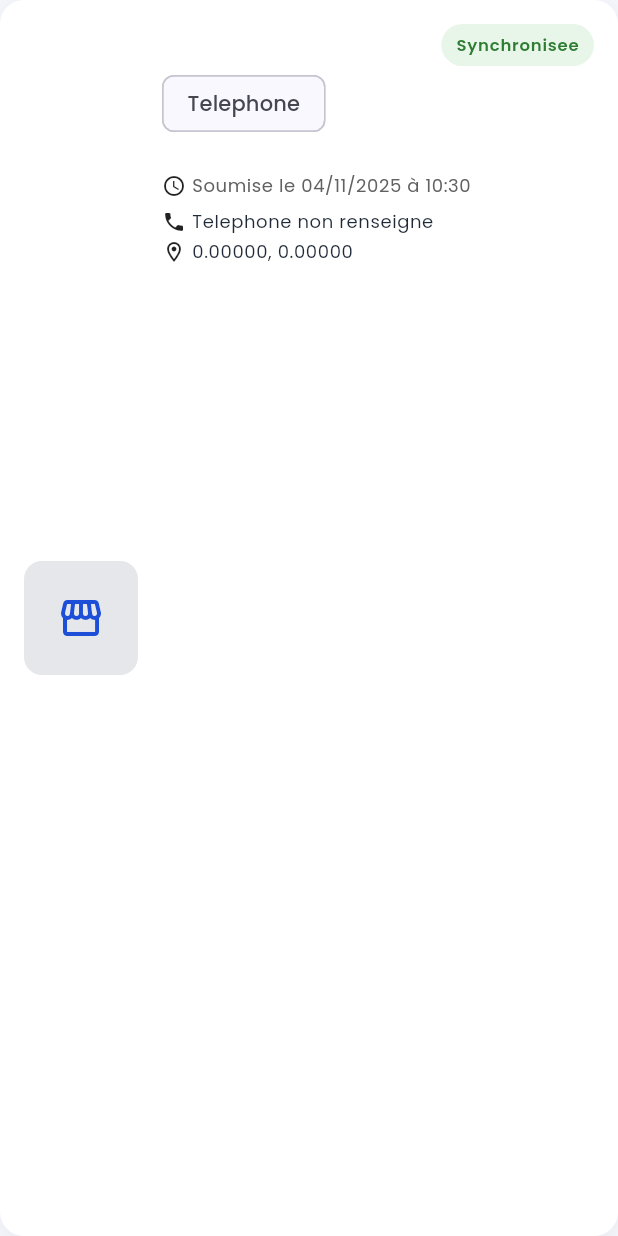
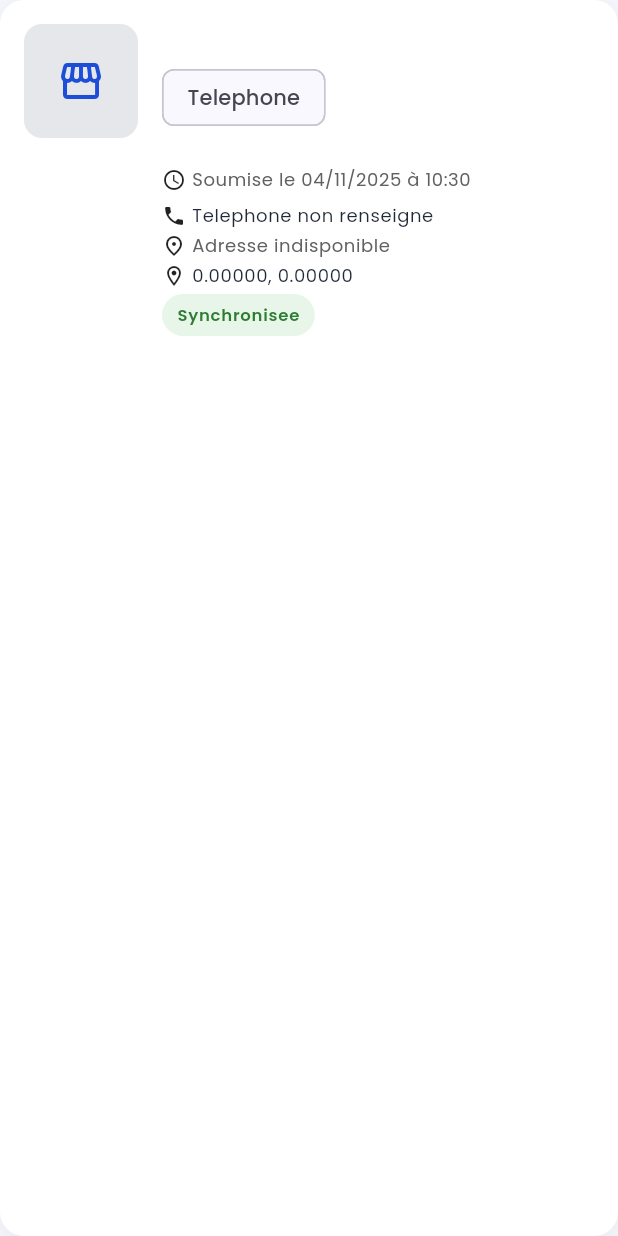
Before and after one commit to Kavali7/Collecte, a Flutter app: the BoutiqueCard widget shown alone on an empty page, opened directly with empty values, on a phone screen of 412 x 824 dp. Run offline on Flutter 3.47's test engine with Material 3 defaults, Android fonts, the phone set to English and light mode, and no system bars; our stand-ins replace cloud_firestore, connectivity_plus, firebase_auth, firebase_core, firebase_storage, flutter_map and 7 more; missing offline and left inert: flutter_map_tile_caching; accounts and stored records are empty.

Commit message:
Insertion de l'adresse automatique

```diff
--- a/lib/features/boutiques/application/boutique_list_state.dart
+++ b/lib/features/boutiques/application/boutique_list_state.dart
@@ -30,7 +30,9 @@ class BoutiqueListState {
       final matchesTelephone = boutique.telephones.any(
         (telephone) => telephone.toLowerCase().contains(query),
       );
-      return matchesNom || matchesGerant || matchesTelephone;
+      final matchesAddress =
+          (boutique.adresse?.toLowerCase().contains(query) ?? false);
+      return matchesNom || matchesGerant || matchesTelephone || matchesAddress;
     }).toList()..sort(
       (a, b) => (b.dateDeVisite ?? DateTime(1970)).compareTo(
         a.dateDeVisite ?? DateTime(1970),
--- a/lib/features/boutiques/data/firebase_boutique_repository.dart
+++ b/lib/features/boutiques/data/firebase_boutique_repository.dart
@@ -185,6 +185,7 @@ class FirebaseBoutiqueRepository implements BoutiqueRepository {
         fallbackCollectorId ??
         '';
     final specialiteRaw = raw['specialite'] as String?;
+    final adresse = (raw['adresse'] as String?)?.trim();
 
     return Boutique(
       id: raw['id'] as String? ?? fallbackId,
@@ -192,6 +193,7 @@ class FirebaseBoutiqueRepository implements BoutiqueRepository {
       nomGerantComplet: (raw['nomGerantComplet'] as String?) ?? '',
       collectorId: collectorId,
       specialite: boutiqueSpecialiteFromStorage(specialiteRaw),
+      adresse: adresse?.isEmpty == true ? null : adresse,
       telephones: _readTelephones(raw),
       latitude: latitude is num ? latitude.toDouble() : null,
       longitude: longitude is num ? longitude.toDouble() : null,
@@ -340,6 +342,7 @@ class FirebaseBoutiqueRepository implements BoutiqueRepository {
       'nomGerantComplet': boutique.nomGerantComplet,
       'collectorId': boutique.collectorId,
       'specialite': boutique.specialite.storageValue,
+      'adresse': boutique.adresse,
       'telephone': boutique.primaryTelephone,
       'telephones': boutique.telephones,
       'latitude': boutique.latitude,
--- a/lib/features/boutiques/domain/boutique.dart
+++ b/lib/features/boutiques/domain/boutique.dart
@@ -5,6 +5,7 @@ class Boutique {
     required this.nomGerantComplet,
     required this.collectorId,
     this.specialite = BoutiqueSpecialite.telephone,
+    this.adresse,
     List<String>? telephones,
     List<String>? photoPaths,
     this.latitude,
@@ -20,6 +21,7 @@ class Boutique {
   final String nomGerantComplet;
   final String collectorId;
   final BoutiqueSpecialite specialite;
+  final String? adresse;
   final List<String> telephones;
   final List<String> photoPaths;
   final double? latitude;
@@ -51,6 +53,7 @@ class Boutique {
     String? nomGerantComplet,
     String? collectorId,
     BoutiqueSpecialite? specialite,
+    String? adresse,
     List<String>? telephones,
     double? latitude,
     double? longitude,
@@ -68,6 +71,7 @@ class Boutique {
       nomGerantComplet: nomGerantComplet ?? this.nomGerantComplet,
       collectorId: collectorId ?? this.collectorId,
       specialite: specialite ?? this.specialite,
+      adresse: adresse ?? this.adresse,
       telephones: telephones ?? this.telephones,
       latitude: clearLocation ? null : (latitude ?? this.latitude),
       longitude: clearLocation ? null : (longitude ?? this.longitude),
--- a/lib/features/boutiques/presentation/pages/boutique_detail_page.dart
+++ b/lib/features/boutiques/presentation/pages/boutique_detail_page.dart
@@ -134,6 +134,14 @@ class BoutiqueDetailPage extends ConsumerWidget {
                           ),
                           const SizedBox(height: 12),
                           _TelephoneDetailsList(telephones: boutique.telephones),
+                          const SizedBox(height: 12),
+                          InfoRow(
+                            icon: Icons.location_on_outlined,
+                            label: 'Adresse',
+                            value: boutique.adresse?.isNotEmpty == true
+                                ? boutique.adresse!
+                                : 'Adresse non disponible',
+                          ),
                         ],
                       ),
                     ),
--- a/lib/features/boutiques/presentation/pages/boutique_map_page.dart
+++ b/lib/features/boutiques/presentation/pages/boutique_map_page.dart
@@ -258,7 +258,6 @@ class _StatusChip extends StatelessWidget {
       child: Padding(
         padding: const EdgeInsets.symmetric(horizontal: 12, vertical: 4),
         child: Row(
-          mainAxisSize: MainAxisSize.min,
           children: [
             Icon(
               isOffline ? Icons.cloud_off : Icons.cloud_done,
@@ -268,13 +267,16 @@ class _StatusChip extends StatelessWidget {
                   : colorScheme.onSecondaryContainer,
             ),
             const SizedBox(width: 6),
-            Text(
+            Flexible(
+              child: Text(
                 isOffline ? 'Mode hors ligne' : 'Connecte',
                 style: Theme.of(context).textTheme.labelMedium?.copyWith(
                   color: isOffline
                       ? colorScheme.onErrorContainer
                       : colorScheme.onSecondaryContainer,
                   fontWeight: FontWeight.w600,
+                ),
+                overflow: TextOverflow.ellipsis,
               ),
             ),
           ],
--- a/lib/features/boutiques/presentation/widgets/boutique_card.dart
+++ b/lib/features/boutiques/presentation/widgets/boutique_card.dart
@@ -42,6 +42,7 @@ class BoutiqueCard extends StatelessWidget {
           child: Padding(
             padding: const EdgeInsets.all(16),
             child: Row(
+              crossAxisAlignment: CrossAxisAlignment.start,
               children: [
                 _Thumbnail(photoPaths: boutique.photoPaths),
                 const SizedBox(width: 16),
@@ -50,17 +51,17 @@ class BoutiqueCard extends StatelessWidget {
                     crossAxisAlignment: CrossAxisAlignment.start,
                     children: [
                       Row(
+                        crossAxisAlignment: CrossAxisAlignment.start,
                         children: [
                           Expanded(
-                            child: Text(
+                            child: Column(
+                              crossAxisAlignment: CrossAxisAlignment.start,
+                              children: [
+                                Text(
                                   boutique.nom,
                                   style: theme.textTheme.titleMedium?.copyWith(
                                     fontWeight: FontWeight.w700,
                                   ),
-                            ),
-                          ),
-                          _SyncBadge(status: boutique.syncStatus),
-                        ],
                                 ),
                                 const SizedBox(height: 6),
                                 Align(
@@ -70,6 +71,17 @@ class BoutiqueCard extends StatelessWidget {
                                         MaterialTapTargetSize.shrinkWrap,
                                     label: Text(boutique.specialiteLabel),
                                   ),
+                                ),
+                              ],
+                            ),
+                          ),
+                          if (onEdit != null)
+                            IconButton(
+                              tooltip: 'Modifier',
+                              onPressed: onEdit,
+                              icon: const Icon(Icons.edit_outlined),
+                            ),
+                        ],
                       ),
                       const SizedBox(height: 4),
                       Text(
@@ -143,6 +155,26 @@ class BoutiqueCard extends StatelessWidget {
                         ),
                       const SizedBox(height: 4),
                       Row(
+                        crossAxisAlignment: CrossAxisAlignment.start,
+                        children: [
+                          const Icon(Icons.place_outlined, size: 16),
+                          const SizedBox(width: 4),
+                          Expanded(
+                            child: Text(
+                              boutique.adresse?.isNotEmpty == true
+                                  ? boutique.adresse!
+                                  : 'Adresse indisponible',
+                              style: theme.textTheme.bodySmall?.copyWith(
+                                color: Colors.grey[700],
+                              ),
+                              maxLines: 2,
+                              overflow: TextOverflow.ellipsis,
+                            ),
+                          ),
+                        ],
+                      ),
+                      const SizedBox(height: 4),
+                      Row(
                         mainAxisSize: MainAxisSize.min,
                         children: [
                           const Icon(Icons.location_on_outlined, size: 16),
@@ -153,17 +185,11 @@ class BoutiqueCard extends StatelessWidget {
                           ),
                         ],
                       ),
+                      const SizedBox(height: 4),
+                      _SyncBadge(status: boutique.syncStatus),
                     ],
                   ),
                 ),
-                if (onEdit != null) ...[
-                  const SizedBox(width: 12),
-                  IconButton(
-                    tooltip: 'Modifier',
-                    onPressed: onEdit,
-                    icon: const Icon(Icons.edit_outlined),
-                  ),
-                ],
               ],
             ),
           ),
--- a/pubspec.yaml
+++ b/pubspec.yaml
@@ -51,6 +51,7 @@ dependencies:
   path_provider: ^2.1.3
   path: ^1.9.0
   flutter_map_tile_caching: ^9.1.1
+  http: ^1.2.2
 
 dev_dependencies:
   flutter_test:
```
Also changed, not shown: lib/core/location/locationiq_config.dart (added, +9 -0 lines), lib/core/location/locationiq_reverse_geocoding.dart (added, +129 -0 lines), lib/features/boutiques/presentation/pages/boutique_form_page.dart (+92 -1 lines), pubspec.lock. Lines whose indentation alone changed are shown as unchanged.
